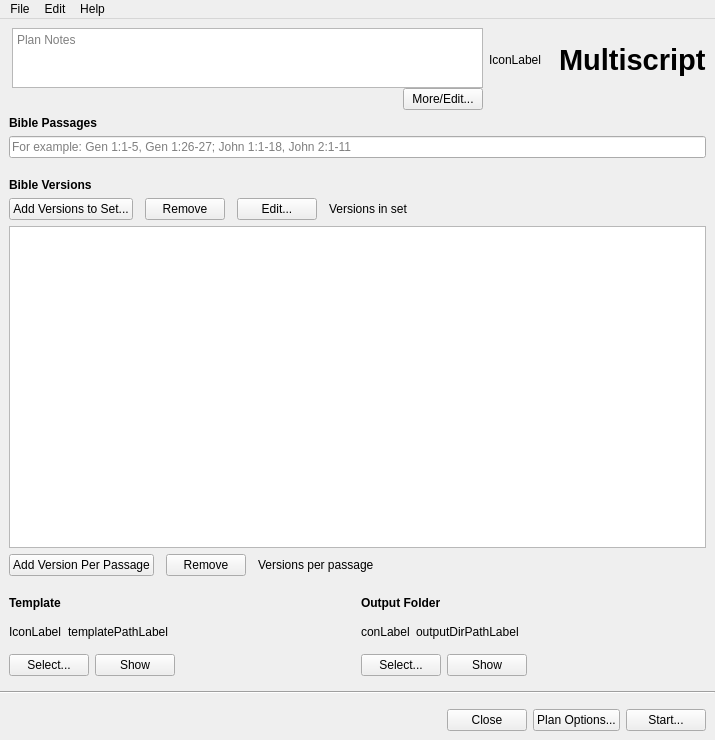
multiscript/multiscript, file multiscript/ui/main_window.ui: the form before one commit.
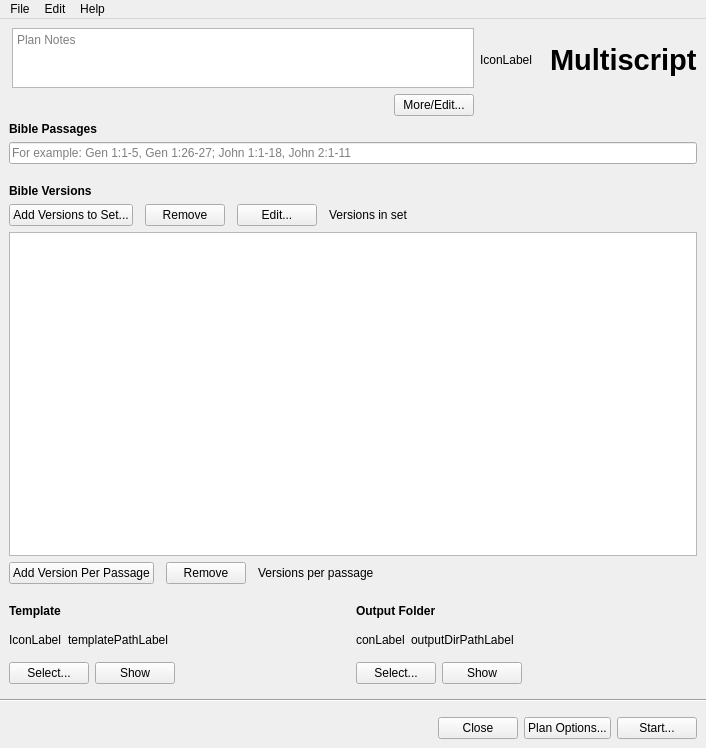
The form after the commit. Custom widgets are drawn as their Qt base class.

Commit message: Improve More button layout

Diff of the .ui file:
```diff
--- a/multiscript/ui/main_window.ui
+++ b/multiscript/ui/main_window.ui
@@ -6,8 +6,8 @@
    <rect>
     <x>0</x>
     <y>0</y>
-    <width>715</width>
-    <height>740</height>
+    <width>706</width>
+    <height>748</height>
    </rect>
   </property>
   <property name="sizePolicy">
@@ -81,18 +81,18 @@
             </widget>
            </item>
            <item>
-            <layout class="QHBoxLayout" name="horizontalLayout_10">
+            <layout class="QHBoxLayout" name="moreButtonLayout">
+             <property name="topMargin">
+              <number>6</number>
+             </property>
              <item>
               <spacer name="horizontalSpacer">
                <property name="orientation">
                 <enum>Qt::Horizontal</enum>
                </property>
-               <property name="sizeType">
-                <enum>QSizePolicy::Expanding</enum>
-               </property>
                <property name="sizeHint" stdset="0">
                 <size>
-                 <width>10</width>
+                 <width>40</width>
                  <height>0</height>
                 </size>
                </property>
@@ -607,7 +607,7 @@
     <rect>
      <x>0</x>
      <y>0</y>
-     <width>715</width>
+     <width>706</width>
      <height>22</height>
     </rect>
    </property>
```
The commit also changes 2 other files.
